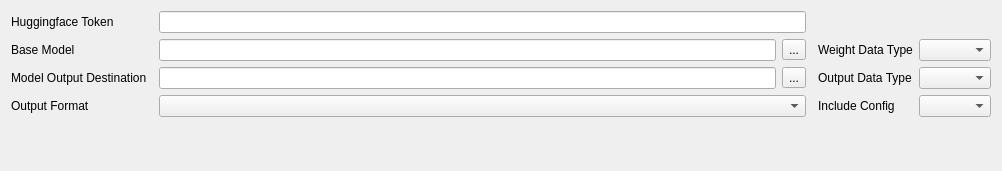
The window that modules/ui/views/tabs/model.ui (HashakGik/OneTrainer-QT6) describes before a commit, drawn with Qt 5.
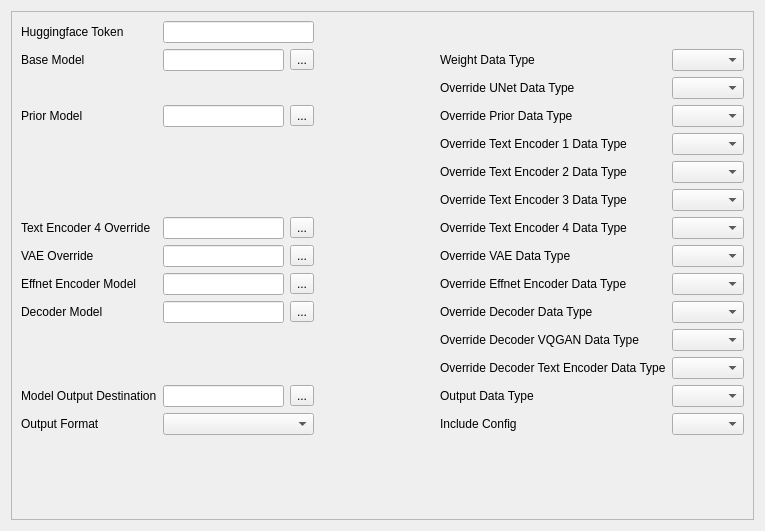
The same window after the commit.

Commit message: Implemented get/set from Config objects. Started working on matplotlib widgets.

What changed in the file:
```diff
--- a/modules/ui/views/tabs/model.ui
+++ b/modules/ui/views/tabs/model.ui
@@ -6,35 +6,53 @@
    <rect>
     <x>0</x>
     <y>0</y>
-    <width>1002</width>
-    <height>171</height>
+    <width>765</width>
+    <height>531</height>
    </rect>
   </property>
   <property name="windowTitle">
    <string>Form</string>
   </property>
   <layout class="QGridLayout" name="gridLayout">
-   <item row="0" column="2" colspan="2">
-    <widget class="QLineEdit" name="huggingfaceLed"/>
-   </item>
-   <item row="4" column="3">
-    <widget class="QToolButton" name="modelOutputBtn">
+   <item row="0" column="0">
+    <widget class="QScrollArea" name="scrollArea">
+     <property name="widgetResizable">
+      <bool>true</bool>
+     </property>
+     <widget class="QWidget" name="scrollAreaWidgetContents">
+      <property name="geometry">
+       <rect>
+        <x>0</x>
+        <y>0</y>
+        <width>745</width>
+        <height>511</height>
+       </rect>
+      </property>
+      <layout class="QGridLayout" name="gridLayout_2">
+       <item row="9" column="0">
+        <widget class="QLabel" name="effnetLbl">
      <property name="text">
-      <string>...</string>
-     </property>
-    </widget>
-   </item>
-   <item row="4" column="0">
-    <widget class="QLabel" name="label_5">
+          <string>Effnet Encoder Model</string>
+         </property>
+         <property name="buddy">
+          <cstring>effnetLed</cstring>
+         </property>
+        </widget>
+       </item>
+       <item row="7" column="4">
+        <widget class="QLabel" name="te4DTypeLbl">
      <property name="text">
-      <string>Model Output Destination</string>
+          <string>Override Text Encoder 4 Data Type</string>
      </property>
      <property name="buddy">
       <cstring>modelOutputLed</cstring>
      </property>
     </widget>
    </item>
-   <item row="6" column="2">
+       <item row="5" column="5">
+        <widget class="QComboBox" name="te2DTypeCmb"/>
+       </item>
+       <item row="15" column="1">
     <spacer name="verticalSpacer">
      <property name="orientation">
       <enum>Qt::Orientation::Vertical</enum>
@@ -42,28 +60,58 @@
      <property name="sizeHint" stdset="0">
       <size>
        <width>20</width>
-       <height>40</height>
+           <height>10</height>
       </size>
      </property>
     </spacer>
    </item>
-   <item row="1" column="0">
-    <widget class="QLabel" name="label_2">
+       <item row="8" column="4">
+        <widget class="QLabel" name="vaeDTypeLbl">
      <property name="text">
-      <string>Base Model</string>
+          <string>Override VAE Data Type</string>
      </property>
      <property name="buddy">
-      <cstring>baseModelLed</cstring>
+          <cstring>vaeDTypeCmb</cstring>
+         </property>
+        </widget>
+       </item>
+       <item row="9" column="4">
+        <widget class="QLabel" name="effnetDTypeLbl">
+         <property name="text">
+          <string>Override Effnet Encoder Data Type</string>
+         </property>
+         <property name="buddy">
+          <cstring>effnetDTypeCmb</cstring>
      </property>
     </widget>
    </item>
    <item row="4" column="5">
-    <widget class="QLabel" name="label_10">
+        <widget class="QComboBox" name="te1DTypeCmb"/>
+       </item>
+       <item row="2" column="4">
+        <widget class="QLabel" name="unetDTypeLbl">
      <property name="text">
-      <string>Output Data Type</string>
+          <string>Override UNet Data Type</string>
      </property>
      <property name="buddy">
-      <cstring>outputDtypeCmb</cstring>
+          <cstring>unetDTypeCmb</cstring>
+         </property>
+        </widget>
+       </item>
+       <item row="14" column="0">
+        <widget class="QLabel" name="label_6">
+         <property name="text">
+          <string>Output Format</string>
+         </property>
+         <property name="buddy">
+          <cstring>outputFormatCmb</cstring>
+         </property>
+        </widget>
+       </item>
+       <item row="7" column="2">
+        <widget class="QToolButton" name="te4Btn">
+         <property name="text">
+          <string>...</string>
      </property>
     </widget>
    </item>
@@ -77,7 +125,187 @@
      </property>
     </widget>
    </item>
-   <item row="1" column="5">
+       <item row="8" column="0">
+        <widget class="QLabel" name="vaeLbl">
+         <property name="text">
+          <string>VAE Override</string>
+         </property>
+         <property name="buddy">
+          <cstring>vaeLed</cstring>
+         </property>
+        </widget>
+       </item>
+       <item row="10" column="0">
+        <widget class="QLabel" name="decLbl">
+         <property name="text">
+          <string>Decoder Model</string>
+         </property>
+         <property name="buddy">
+          <cstring>decLed</cstring>
+         </property>
+        </widget>
+       </item>
+       <item row="12" column="4">
+        <widget class="QLabel" name="decTeDTypeLbl">
+         <property name="text">
+          <string>Override Decoder Text Encoder Data Type</string>
+         </property>
+         <property name="buddy">
+          <cstring>decTeDTypeCmb</cstring>
+         </property>
+        </widget>
+       </item>
+       <item row="7" column="5">
+        <widget class="QComboBox" name="te4DTypeCmb"/>
+       </item>
+       <item row="13" column="2">
+        <widget class="QToolButton" name="modelOutputBtn">
+         <property name="text">
+          <string>...</string>
+         </property>
+        </widget>
+       </item>
+       <item row="10" column="1">
+        <widget class="QLineEdit" name="decLed"/>
+       </item>
+       <item row="4" column="4">
+        <widget class="QLabel" name="te1DTypeLbl">
+         <property name="text">
+          <string>Override Text Encoder 1 Data Type</string>
+         </property>
+         <property name="buddy">
+          <cstring>te1DTypeCmb</cstring>
+         </property>
+        </widget>
+       </item>
+       <item row="14" column="4">
+        <widget class="QLabel" name="label_3">
+         <property name="text">
+          <string>Include Config</string>
+         </property>
+         <property name="buddy">
+          <cstring>configCmb</cstring>
+         </property>
+        </widget>
+       </item>
+       <item row="11" column="4">
+        <widget class="QLabel" name="vqganDTypeLbl">
+         <property name="text">
+          <string>Override Decoder VQGAN Data Type</string>
+         </property>
+         <property name="buddy">
+          <cstring>vqganDTypeCmb</cstring>
+         </property>
+        </widget>
+       </item>
+       <item row="13" column="1">
+        <widget class="QLineEdit" name="modelOutputLed"/>
+       </item>
+       <item row="14" column="5">
+        <widget class="QComboBox" name="configCmb"/>
+       </item>
+       <item row="10" column="5">
+        <widget class="QComboBox" name="decDTypeCmb"/>
+       </item>
+       <item row="14" column="1" colspan="2">
+        <widget class="QComboBox" name="outputFormatCmb"/>
+       </item>
+       <item row="5" column="4">
+        <widget class="QLabel" name="te2DTypeLbl">
+         <property name="text">
+          <string>Override Text Encoder 2 Data Type</string>
+         </property>
+         <property name="buddy">
+          <cstring>te2DTypeCmb</cstring>
+         </property>
+        </widget>
+       </item>
+       <item row="0" column="1" colspan="2">
+        <widget class="QLineEdit" name="huggingfaceLed"/>
+       </item>
+       <item row="3" column="5">
+        <widget class="QComboBox" name="priorDTypeCmb"/>
+       </item>
+       <item row="8" column="5">
+        <widget class="QComboBox" name="vaeDTypeCmb"/>
+       </item>
+       <item row="3" column="0">
+        <widget class="QLabel" name="priorLbl">
+         <property name="text">
+          <string>Prior Model</string>
+         </property>
+         <property name="buddy">
+          <cstring>priorLed</cstring>
+         </property>
+        </widget>
+       </item>
+       <item row="13" column="5">
+        <widget class="QComboBox" name="outputDTypeCmb"/>
+       </item>
+       <item row="6" column="4">
+        <widget class="QLabel" name="te3DTypeLbl">
+         <property name="text">
+          <string>Override Text Encoder 3 Data Type</string>
+         </property>
+         <property name="buddy">
+          <cstring>te3DTypeCmb</cstring>
+         </property>
+        </widget>
+       </item>
+       <item row="10" column="4">
+        <widget class="QLabel" name="decDTypeLbl">
+         <property name="text">
+          <string>Override Decoder Data Type</string>
+         </property>
+         <property name="buddy">
+          <cstring>decDTypeCmb</cstring>
+         </property>
+        </widget>
+       </item>
+       <item row="7" column="0">
+        <widget class="QLabel" name="te4Lbl">
+         <property name="text">
+          <string>Text Encoder 4 Override</string>
+         </property>
+         <property name="buddy">
+          <cstring>te4Led</cstring>
+         </property>
+        </widget>
+       </item>
+       <item row="3" column="1">
+        <widget class="QLineEdit" name="priorLed"/>
+       </item>
+       <item row="1" column="2">
+        <widget class="QToolButton" name="baseModelBtn">
+         <property name="text">
+          <string>...</string>
+         </property>
+        </widget>
+       </item>
+       <item row="2" column="5">
+        <widget class="QComboBox" name="unetDTypeCmb"/>
+       </item>
+       <item row="11" column="5">
+        <widget class="QComboBox" name="vqganDTypeCmb"/>
+       </item>
+       <item row="7" column="1">
+        <widget class="QLineEdit" name="te4Led"/>
+       </item>
+       <item row="9" column="2">
+        <widget class="QToolButton" name="effnetBtn">
+         <property name="text">
+          <string>...</string>
+         </property>
+        </widget>
+       </item>
+       <item row="8" column="2">
+        <widget class="QToolButton" name="vaeBtn">
+         <property name="text">
+          <string>...</string>
+         </property>
+        </widget>
+       </item>
+       <item row="1" column="4">
     <widget class="QLabel" name="label_11">
      <property name="text">
       <string>Weight Data Type</string>
@@ -87,53 +315,97 @@
      </property>
     </widget>
    </item>
-   <item row="5" column="2" colspan="2">
-    <widget class="QComboBox" name="outputFormatCmb"/>
-   </item>
-   <item row="5" column="0">
-    <widget class="QLabel" name="label_6">
+       <item row="3" column="4">
+        <widget class="QLabel" name="priorDTypeLbl">
+         <property name="text">
+          <string>Override Prior Data Type</string>
+         </property>
+         <property name="buddy">
+          <cstring>priorDTypeCmb</cstring>
+         </property>
+        </widget>
+       </item>
+       <item row="13" column="4">
+        <widget class="QLabel" name="label_10">
      <property name="text">
-      <string>Output Format</string>
+          <string>Output Data Type</string>
      </property>
      <property name="buddy">
       <cstring>outputFormatCmb</cstring>
      </property>
     </widget>
    </item>
-   <item row="3" column="0" colspan="7">
-    <layout class="QGridLayout" name="dynamicElementsLay"/>
-   </item>
-   <item row="1" column="6">
+       <item row="1" column="5">
     <widget class="QComboBox" name="weightDTypeCmb"/>
    </item>
-   <item row="4" column="2">
-    <widget class="QLineEdit" name="modelOutputLed"/>
-   </item>
-   <item row="1" column="3">
-    <widget class="QToolButton" name="baseModelBtn">
+       <item row="13" column="0">
+        <widget class="QLabel" name="label_5">
+         <property name="text">
+          <string>Model Output Destination</string>
+         </property>
+         <property name="buddy">
+          <cstring>modelOutputLed</cstring>
+         </property>
+        </widget>
+       </item>
+       <item row="9" column="1">
+        <widget class="QLineEdit" name="effnetLed"/>
+       </item>
+       <item row="1" column="0">
+        <widget class="QLabel" name="label_2">
      <property name="text">
-      <string>...</string>
-     </property>
-    </widget>
-   </item>
-   <item row="1" column="2">
+          <string>Base Model</string>
+         </property>
+         <property name="buddy">
+          <cstring>baseModelLed</cstring>
+         </property>
+        </widget>
+       </item>
+       <item row="6" column="5">
+        <widget class="QComboBox" name="te3DTypeCmb"/>
+       </item>
+       <item row="1" column="1">
     <widget class="QLineEdit" name="baseModelLed"/>
    </item>
-   <item row="4" column="6">
-    <widget class="QComboBox" name="outputDtypeCmb"/>
-   </item>
-   <item row="5" column="5">
-    <widget class="QLabel" name="label_3">
+       <item row="9" column="5">
+        <widget class="QComboBox" name="effnetDTypeCmb"/>
+       </item>
+       <item row="12" column="5">
+        <widget class="QComboBox" name="decTeDTypeCmb"/>
+       </item>
+       <item row="8" column="1">
+        <widget class="QLineEdit" name="vaeLed"/>
+       </item>
+       <item row="10" column="2">
+        <widget class="QToolButton" name="decBtn">
      <property name="text">
-      <string>Include Config</string>
-     </property>
-     <property name="buddy">
-      <cstring>configCmb</cstring>
-     </property>
-    </widget>
-   </item>
-   <item row="5" column="6">
-    <widget class="QComboBox" name="configCmb"/>
+          <string>...</string>
+         </property>
+        </widget>
+       </item>
+       <item row="7" column="3">
+        <spacer name="horizontalSpacer">
+         <property name="orientation">
+          <enum>Qt::Orientation::Horizontal</enum>
+         </property>
+         <property name="sizeHint" stdset="0">
+          <size>
+           <width>40</width>
+           <height>20</height>
+          </size>
+         </property>
+        </spacer>
+       </item>
+       <item row="3" column="2">
+        <widget class="QToolButton" name="priorBtn">
+         <property name="text">
+          <string>...</string>
+         </property>
+        </widget>
+       </item>
+      </layout>
+     </widget>
+    </widget>
    </item>
   </layout>
  </widget>
```
Left out of the diff: 28 changed lines with no effect on the pictures. Lines whose indentation alone changed are shown as unchanged. The commit also changes 71 other files.
